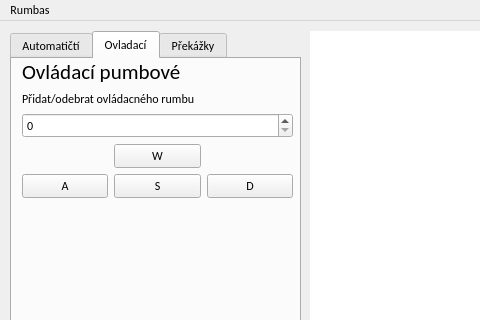
First picture: the form in mainwindow.ui, repository hlasensky/icp-proj, before the edit; both pictures show x 0 to 480 and y 0 to 320 of the 1336 by 715 pixel window.
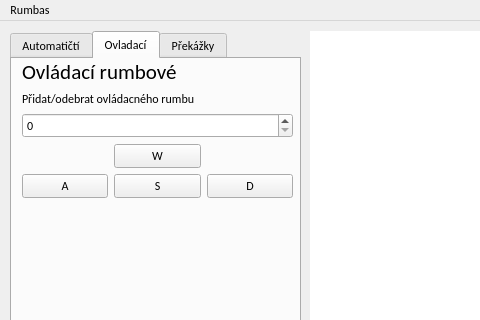
Second picture: the form after the edit. The open tabs and pages were chosen to show the change. Icons and pictures are not drawn.

Patch:
```diff
--- a/mainwindow.ui
+++ b/mainwindow.ui
@@ -263,7 +263,7 @@
        <item>
         <widget class="QLabel" name="label_10">
          <property name="text">
-          <string>&lt;html&gt;&lt;head/&gt;&lt;body&gt;&lt;p&gt;&lt;span style=&quot; font-size:16pt;&quot;&gt;Ovládací pumbové&lt;/span&gt;&lt;/p&gt;&lt;/body&gt;&lt;/html&gt;</string>
+          <string>&lt;html&gt;&lt;head/&gt;&lt;body&gt;&lt;p&gt;&lt;span style=&quot; font-size:16pt;&quot;&gt;Ovládací rumbové&lt;/span&gt;&lt;/p&gt;&lt;/body&gt;&lt;/html&gt;</string>
          </property>
         </widget>
        </item>
```
Left out of the diff: 2 changed lines with no effect on the pictures.
